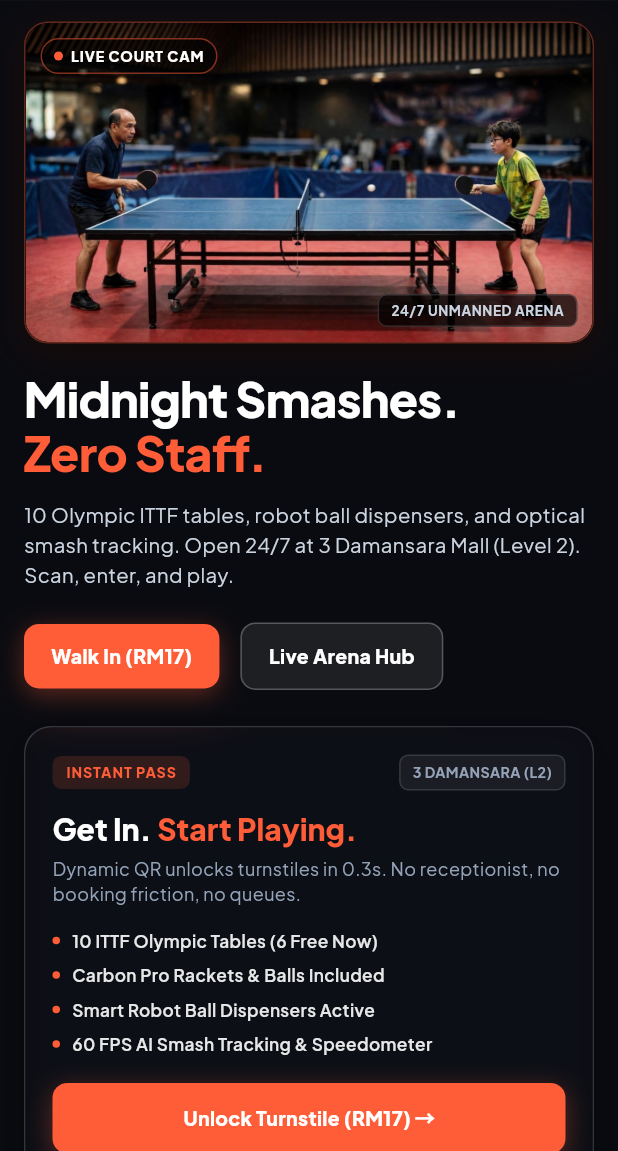
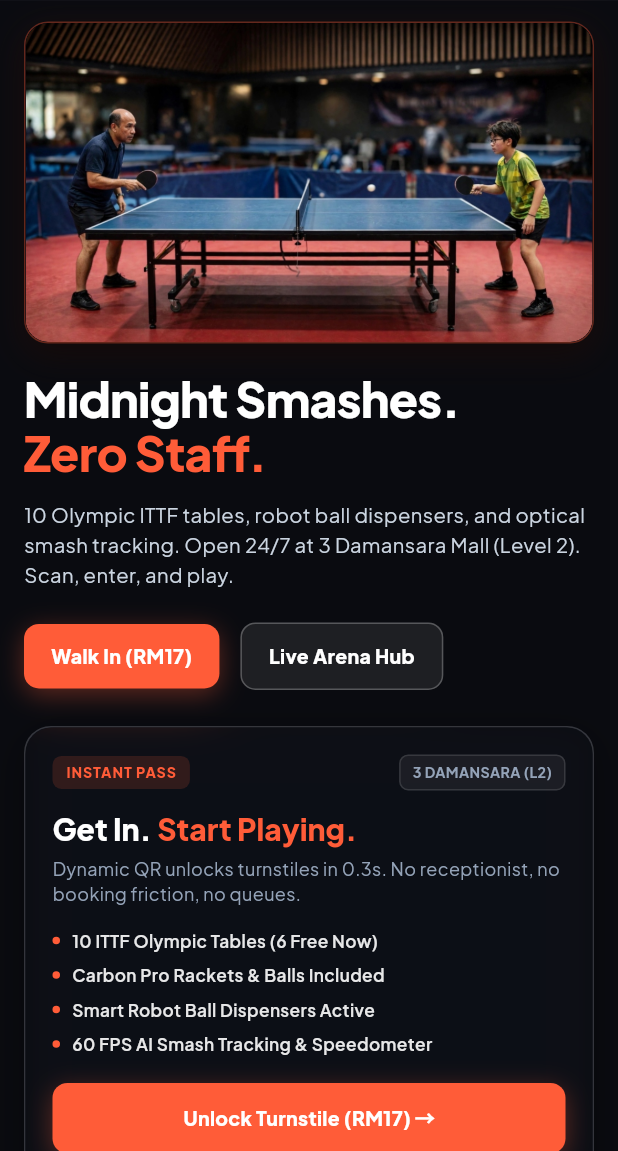
Before and after one commit to NR-aisa/Tsport_NomanShow, a Flutter app: the screen it shows after launch, after a tap on "Live Arena Hub", after a tap on "Skip", on a phone screen of 412 x 824 dp, the part 85-1236 px from its top. Run offline on Flutter 3.47's test engine with Material 3 defaults, Android fonts, the phone set to English and light mode, and no system bars; our stand-ins replace confetti, flutter_animate, google_fonts, qr_flutter, web; missing offline and left inert: dart:ui_web.

Commit message:
fix(mobile): remove artificial LIVE COURT CAM tag from top video stage

```diff
--- a/lib/features/landing/screens/arena_landing_screen.dart
+++ b/lib/features/landing/screens/arena_landing_screen.dart
@@ -497,84 +497,13 @@ class _ArenaLandingScreenState extends State<ArenaLandingScreen> {
             ),
             child: ClipRRect(
               borderRadius: BorderRadius.circular(15),
-              child: AspectRatio(
+              child: const AspectRatio(
                 aspectRatio: 16 / 9,
-                child: Stack(
-                  fit: StackFit.expand,
-                  children: [
-                    const ArenaVideoPlayer(
-                      videoPath: 'videos/arena_highlight.mp4',
-                      fallbackImagePath: 'assets/images/arena_match_intensity.jpg',
-                      borderRadius: 15,
-                      showVignette: false,
-                    ),
-
-                    // Top Live Camera Indicator Badge
-                    Positioned(
-                      top: 10,
-                      left: 10,
-                      child: Container(
-                        padding: const EdgeInsets.symmetric(horizontal: 8, vertical: 4),
-                        decoration: BoxDecoration(
-                          color: Colors.black.withValues(alpha: 0.65),
-                          borderRadius: BorderRadius.circular(20),
-                          border: Border.all(
-                            color: const Color(0xFFFF5C38).withValues(alpha: 0.5),
-                            width: 1,
-                          ),
-                        ),
-                        child: Row(
-                          mainAxisSize: MainAxisSize.min,
-                          children: [
-                            Container(
-                              width: 6,
-                              height: 6,
-                              decoration: const BoxDecoration(
-                                color: Color(0xFFFF5C38),
-                                shape: BoxShape.circle,
-                              ),
-                            ),
-                            const SizedBox(width: 5),
-                            Text(
-                              'LIVE COURT CAM',
-                              style: AppTypography.ui(
-                                fontSize: 9.5,
-                                fontWeight: FontWeight.w800,
-                                color: Colors.white,
-                                letterSpacing: 0.6,
-                              ),
-                            ),
-                          ],
-                        ),
-                      ),
-                    ),
-
-                    // Bottom-Right 24/7 Unmanned Tag
-                    Positioned(
-                      bottom: 10,
-                      right: 10,
-                      child: Container(
-                        padding: const EdgeInsets.symmetric(horizontal: 8, vertical: 3.5),
-                        decoration: BoxDecoration(
-                          color: Colors.black.withValues(alpha: 0.70),
-                          borderRadius: BorderRadius.circular(6),
-                          border: Border.all(
-                            color: Colors.white.withValues(alpha: 0.15),
-                            width: 1,
-                          ),
-                        ),
-                        child: Text(
-                          '24/7 UNMANNED ARENA',
-                          style: AppTypography.ui(
-                            fontSize: 9,
-                            fontWeight: FontWeight.w700,
-                            color: const Color(0xFFCBD5E1),
-                            letterSpacing: 0.4,
-                          ),
-                        ),
-                      ),
-                    ),
-                  ],
+                child: ArenaVideoPlayer(
+                  videoPath: 'videos/arena_highlight.mp4',
+                  fallbackImagePath: 'assets/images/arena_match_intensity.jpg',
+                  borderRadius: 15,
+                  showVignette: false,
                 ),
               ),
             ),
```
